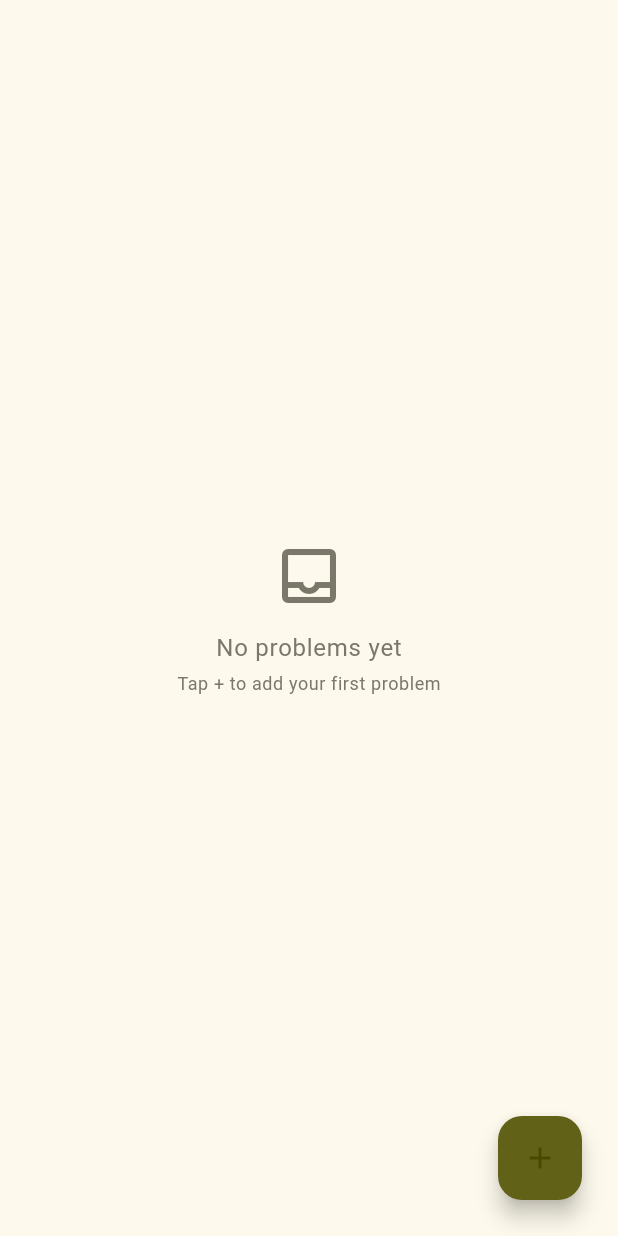
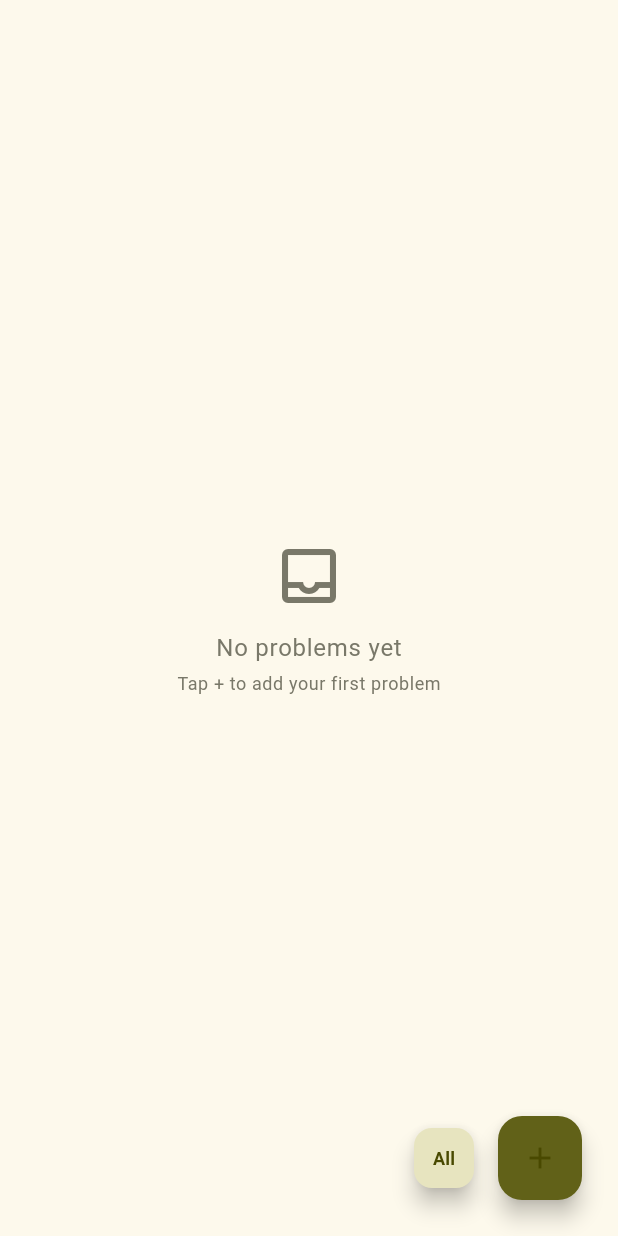
Before and after one commit to aQulionnn/leet-repeat-mobile-cross-platform, a Flutter app: the ProblemListProblemsScreen widget shown alone on an empty page, opened directly with empty values, on a phone screen of 412 x 824 dp. Run offline on Flutter 3.47's test engine with Material 3 defaults, Android fonts, the phone set to English and light mode, and no system bars; our stand-ins replace go_router, graphql_flutter, shared_preferences, sqflite; accounts and stored records are empty.

Commit message:
feat: add filter by status in ProblemListProblemsScreen

```diff
--- a/lib/screens/problem_list_problems_screen.dart
+++ b/lib/screens/problem_list_problems_screen.dart
@@ -31,13 +31,25 @@ class _ProblemListProblemsScreenState extends State<ProblemListProblemsScreen> {
   int? _questionId;
   PerceivedDifficulty? _perceivedDifficulty;
   int? _problemId;
+  Status? _statusFilter;
 
   @override
   Widget build(BuildContext context) {
     return Stack(
       children: [
         Center(child: _problemListProblems()),
-        Positioned(bottom: 24, right: 24, child: _addProblemListProblem()),
+        Positioned(
+          bottom: 24,
+          right: 24,
+          child: Row(
+            mainAxisSize: MainAxisSize.min,
+            children: [
+              _statusFilterDropdown(),
+              const SizedBox(width: 12),
+              _addProblemListProblem(),
+            ],
+          ),
+        ),
       ],
     );
   }
@@ -47,7 +59,7 @@ class _ProblemListProblemsScreenState extends State<ProblemListProblemsScreen> {
     final tt = Theme.of(context).textTheme;
 
     return FutureBuilder(
-      future: _problemListProblemRepository.getByList(widget.problemListId),
+      future: _getFilteredProblems(),
       builder: (context, snapshot) {
         if (snapshot.connectionState == ConnectionState.waiting) {
           return const Center(child: CircularProgressIndicator());
@@ -85,7 +97,10 @@ class _ProblemListProblemsScreenState extends State<ProblemListProblemsScreen> {
               const Divider(height: 1, indent: 16, endIndent: 16),
           itemBuilder: (context, index) {
             final p = problems[index];
-            final (diffLabel, diffColor) = _difficultyColor(context, p.difficulty);
+            final (diffLabel, diffColor) = _difficultyColor(
+              context,
+              p.difficulty,
+            );
 
             return ListTile(
               onTap: () => context.push(
@@ -142,6 +157,78 @@ class _ProblemListProblemsScreenState extends State<ProblemListProblemsScreen> {
       case Difficulty.hard:
         return ('Hard', isLightMode ? Colors.red : Colors.redAccent);
     }
+  }
+
+  Future<List<Problem>> _getFilteredProblems() async {
+    final problemListProblems = await _problemListProblemRepository.getByList(
+      widget.problemListId,
+    );
+
+    if (_statusFilter == null) {
+      return problemListProblems
+          .map((p) => p as Problem?)
+          .whereType<Problem>()
+          .toList();
+    }
+
+    final filtered = <Problem>[];
+    for (final problem in problemListProblems) {
+      final progress = await _progressRepository.getByProblemAndList(
+        problem.id!,
+        widget.problemListId,
+      );
+
+      if (progress?.status == _statusFilter) {
+        filtered.add(problem);
+      }
+    }
+
+    return filtered;
+  }
+
+  Widget _statusFilterDropdown() {
+    final cs = Theme.of(context).colorScheme;
+    final label = _statusFilter?.label ?? 'All';
+
+    return FloatingActionButton(
+      mini: true,
+      backgroundColor: cs.secondaryContainer,
+      onPressed: () {
+        showMenu(
+          context: context,
+          position: RelativeRect.fromLTRB(
+            MediaQuery.sizeOf(context).width - 120,
+            MediaQuery.sizeOf(context).height - 140,
+            24,
+            24,
+          ),
+          items: [
+            PopupMenuItem(
+              value: null,
+              child: Text(_statusFilter == null ? '✓ All' : 'All'),
+              onTap: () {
+                setState(() => _statusFilter = null);
+              },
+            ),
+            ...Status.values.map(
+              (status) => PopupMenuItem(
+                value: status,
+                child: Text(
+                  _statusFilter == status ? '✓ ${status.label}' : status.label,
+                ),
+                onTap: () {
+                  setState(() => _statusFilter = status);
+                },
+              ),
+            ),
+          ],
+        );
+      },
+      child: Text(
+        label,
+        style: const TextStyle(fontSize: 12, fontWeight: FontWeight.bold),
+      ),
+    );
   }
 
   Widget _addProblemListProblem() {
```
